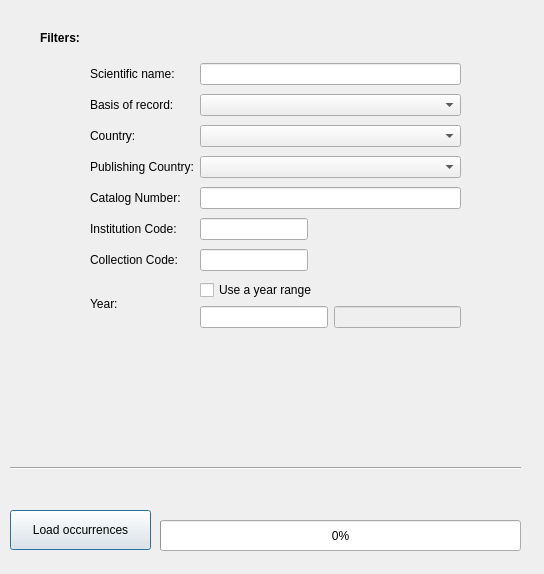
Before: the Qt Designer form GBIFOccurrences/qgis_occurrences_dialog_base.ui in BelgianBiodiversityPlatform/qgis-gbif-api, drawn with Qt 5.
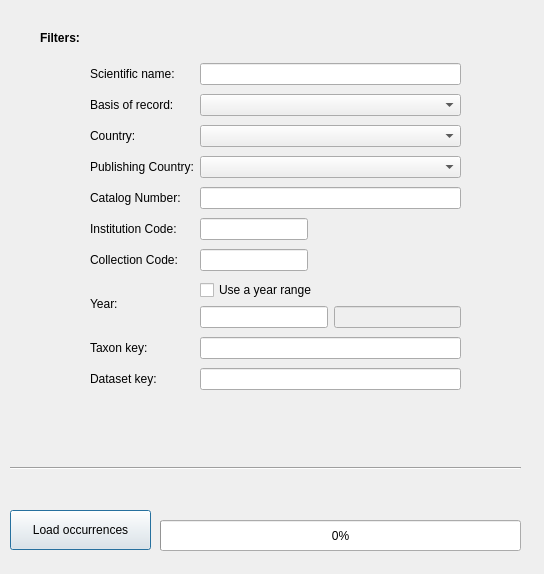
After: the same form once the commit is applied.

Commit message: Implemented datasetKey and taxonKey filters. Progress towards #14.

```diff
--- a/GBIFOccurrences/qgis_occurrences_dialog_base.ui
+++ b/GBIFOccurrences/qgis_occurrences_dialog_base.ui
@@ -103,7 +103,7 @@
      <x>90</x>
      <y>60</y>
      <width>371</width>
-     <height>273</height>
+     <height>335</height>
     </rect>
    </property>
    <layout class="QGridLayout" name="gridLayout">
@@ -219,6 +219,26 @@
       </item>
      </layout>
     </item>
+    <item row="8" column="0">
+     <widget class="QLabel" name="label_10">
+      <property name="text">
+       <string>Taxon key:</string>
+      </property>
+     </widget>
+    </item>
+    <item row="8" column="1">
+     <widget class="QLineEdit" name="taxonKeyField"/>
+    </item>
+    <item row="9" column="0">
+     <widget class="QLabel" name="label_11">
+      <property name="text">
+       <string>Dataset key:</string>
+      </property>
+     </widget>
+    </item>
+    <item row="9" column="1">
+     <widget class="QLineEdit" name="datasetKeyField"/>
+    </item>
    </layout>
   </widget>
   <zorder>layoutWidget</zorder>
```
The commit also changes 6 other files.
